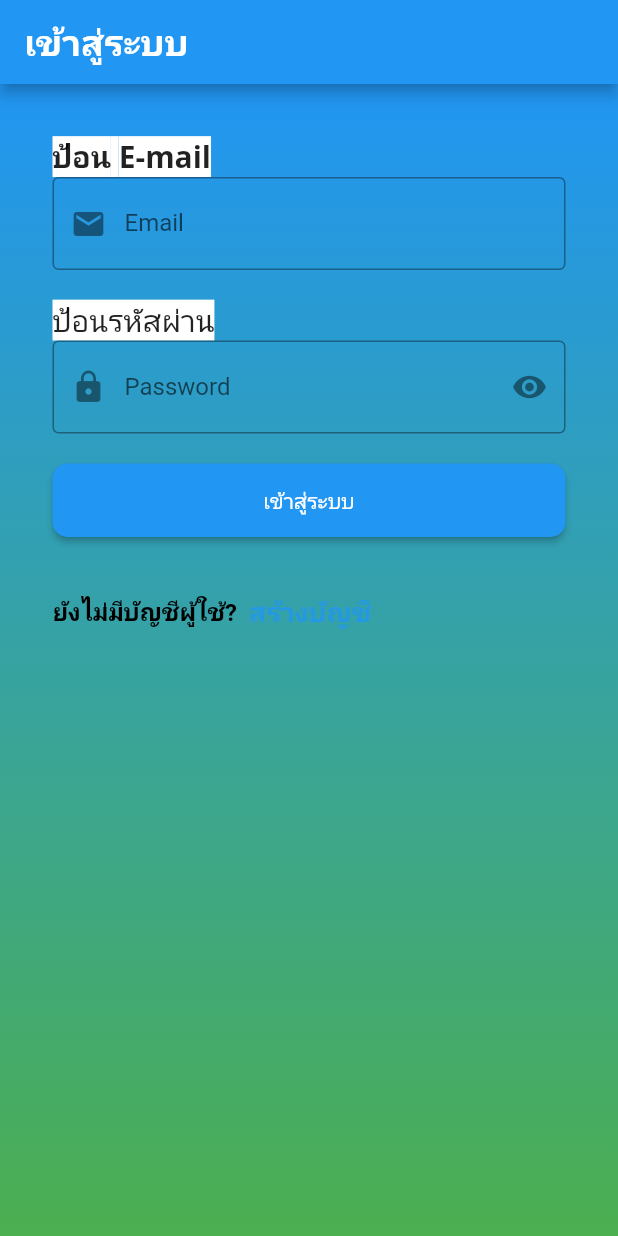
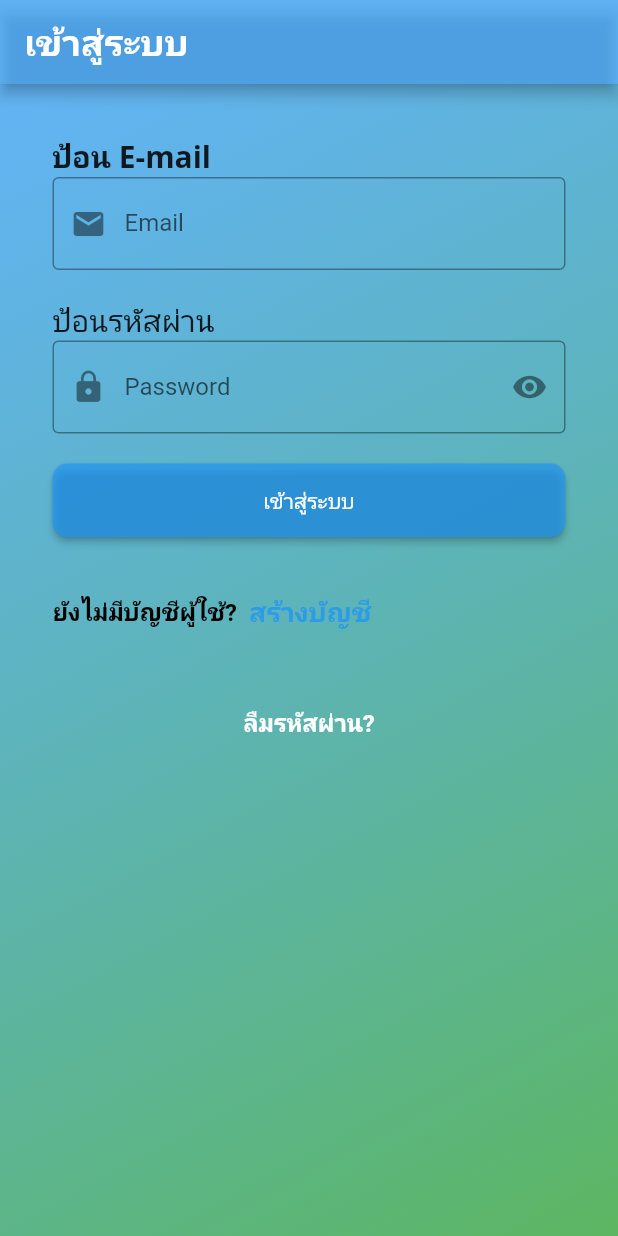
Before and after one commit to lighting0217/type21, a Flutter app: the screen it shows after launch, on a phone screen of 412 x 824 dp. Run offline on Flutter 3.47's test engine with Material 2 defaults, Android fonts, the phone set to English and light mode, and no system bars; our stand-ins replace cloud_firestore, firebase_auth, firebase_core, firebase_crashlytics, flutter_calendar_carousel, flutter_signin_button and 11 more; accounts and stored records are empty.

Commit message:
add new chart and reset password screen

```diff
--- a/lib/library/colors_schema.dart
+++ b/lib/library/colors_schema.dart
@@ -1,8 +1,8 @@
 import 'package:flutter/material.dart';
 
- ColorScheme myColorScheme = const ColorScheme(
-  primary: Colors.blue,
-  secondary: Colors.green,
+ColorScheme myColorScheme = ColorScheme(
+  primary: Colors.blue.withOpacity(0.7),
+  secondary: Colors.green.withOpacity(0.9),
   surface: Colors.white,
   background: Colors.grey,
   error: Colors.red,
@@ -13,8 +13,8 @@ import 'package:flutter/material.dart';
   onError: Colors.white,
   brightness: Brightness.light,
 );
- LinearGradient myGradient = LinearGradient(
+LinearGradient myGradient = LinearGradient(
   colors: [myColorScheme.primary, myColorScheme.secondary],
-  begin: Alignment.topCenter,
-  end: Alignment.bottomCenter,
+  begin: Alignment.topLeft,
+  end: Alignment.bottomRight,
 );
--- a/lib/main.dart
+++ b/lib/main.dart
@@ -10,12 +10,6 @@ import 'screens/reg_log_screen/register_screen.dart';
 import 'package:permission_handler/permission_handler.dart';
 import 'package:shared_preferences/shared_preferences.dart';
 import 'package:firebase_crashlytics/firebase_crashlytics.dart';
-
-/// This file contains the main function and the [MyApp] and [PermissionHandlerScreen] classes.
-/// The main function initializes Firebase and sets up Firebase Crashlytics.
-/// It also listens to changes in the user's authentication state and decides which screen to show.
-/// The [MyApp] class is a stateless widget that builds the app's UI based on the user's authentication state.
-/// The [PermissionHandlerScreen] class is a stateful widget that requests location permissions from the user.
 
 void main() async {
   WidgetsFlutterBinding.ensureInitialized();
--- a/lib/screens/reg_log_screen/login_screen.dart
+++ b/lib/screens/reg_log_screen/login_screen.dart
@@ -1,3 +1,4 @@
+import 'reset_screen.dart';
 import 'register_screen.dart';
 import '../../auth_service.dart';
 import '../main/select_screen.dart';
@@ -9,8 +10,8 @@ import 'package:firebase_core/firebase_core.dart';
 import 'package:shared_preferences/shared_preferences.dart';
 import 'package:form_field_validator/form_field_validator.dart';
 import 'package:flutter_signin_button/flutter_signin_button.dart';
+
 // ignore_for_file: use_build_context_synchronously
-
 
 final Future<FirebaseApp> _firebaseInit = Firebase.initializeApp();
 
@@ -41,15 +42,13 @@ class _LoginScreenState extends State<LoginScreen> {
             msg: "เข้าสู่ระบบสําเร็จ",
             gravity: ToastGravity.TOP,
             textColor: myColorScheme.secondary,
-            backgroundColor: myColorScheme.onError
-        );
+            backgroundColor: myColorScheme.onError);
       } else {
         Fluttertoast.showToast(
             msg: "เข้าสู่ระบบไม่สําเร็จ",
             gravity: ToastGravity.CENTER,
             textColor: myColorScheme.error,
-          backgroundColor: myColorScheme.onError
-        );
+            backgroundColor: myColorScheme.onError);
       }
     }
   }
@@ -63,7 +62,7 @@ class _LoginScreenState extends State<LoginScreen> {
           return Scaffold(
             appBar: AppBar(
               title: const Text("ข้อผิดพลาด"),
-              backgroundColor: Colors.red,
+              backgroundColor: myColorScheme.error,
             ),
             body: Center(
               child: Text("${snapshot.error}"),
@@ -90,7 +89,7 @@ class _LoginScreenState extends State<LoginScreen> {
                   gradient: myGradient,
                 ),
                 child: Padding(
-                  padding:  const EdgeInsets.all(35.0),
+                  padding: const EdgeInsets.all(35.0),
                   child: Form(
                     key: _formKey,
                     child: SingleChildScrollView(
@@ -106,6 +105,8 @@ class _LoginScreenState extends State<LoginScreen> {
                           //_buildGoogleSigninButton(),
                           //const SizedBox(height: 20,),
                           _buildDontHaveAccount(),
+                          const SizedBox(height: 20),
+                          _buildResetPasswordButton(),
                         ],
                       ),
                     ),
@@ -113,9 +114,14 @@ class _LoginScreenState extends State<LoginScreen> {
                 ),
               ));
         }
-        return const Scaffold(
-          body: Center(
+        return Scaffold(
+          body: Container(
+            decoration: BoxDecoration(
+              gradient: myGradient,
+            ),
+            child: const Center(
               child: CircularProgressIndicator(),
+            ),
           ),
         );
       },
@@ -149,7 +155,7 @@ class _LoginScreenState extends State<LoginScreen> {
                 ),
               );
             },
-            child:  Text(
+            child: Text(
               "สร้างบัญชี",
               style: TextStyle(
                 color: myColorScheme.primary.withOpacity(0.8),
@@ -169,7 +175,10 @@ class _LoginScreenState extends State<LoginScreen> {
       children: [
         Text(
           "ป้อน E-mail",
-          style: GoogleFonts.openSans(fontSize: 20,backgroundColor: myColorScheme.surface,fontWeight: FontWeight.bold),
+          style: GoogleFonts.openSans(
+              fontSize: 20,
+              //backgroundColor: myColorScheme.surface,
+              fontWeight: FontWeight.bold),
         ),
         TextFormField(
           decoration: _buildEmailInputDecoration(),
@@ -183,6 +192,7 @@ class _LoginScreenState extends State<LoginScreen> {
       ],
     );
   }
+
   InputDecoration _buildEmailInputDecoration() {
     return InputDecoration(
       fillColor: myColorScheme.onBackground,
@@ -192,13 +202,17 @@ InputDecoration _buildEmailInputDecoration() {
       prefixIcon: const Icon(Icons.email),
     );
   }
+
   Widget _buildPasswordField() {
     return Column(
       crossAxisAlignment: CrossAxisAlignment.start,
       children: [
         Text(
           "ป้อนรหัสผ่าน",
-          style: GoogleFonts.openSans(fontSize: 20,backgroundColor: myColorScheme.surface),
+          style: GoogleFonts.openSans(
+            fontSize: 20,
+            //backgroundColor: myColorScheme.surface
+          ),
         ),
         TextFormField(
           obscureText: _obscureText,
@@ -275,4 +289,28 @@ InputDecoration _buildEmailInputDecoration() {
       ),
     );
   }
+
+  Widget _buildResetPasswordButton() {
+    return SizedBox(
+      width: double.infinity,
+      child: TextButton(
+        onPressed: () {
+          Navigator.push(
+            context,
+            MaterialPageRoute(
+              builder: (context) => const ResetPasswordScreen(),
+            ),
+          );
+        },
+        child: const Text(
+          "ลืมรหัสผ่าน?",
+          style: TextStyle(
+            color: Colors.white,
+            fontSize: 16,
+            fontWeight: FontWeight.bold,
+          ),
+        ),
+      ),
+    );
   }
+}
```
Also changed, not shown: lib/screens/main/field_screen/field_info.dart (+6 -7 lines), lib/screens/main/field_screen/temp_chart_screen.dart (+82 -3 lines), lib/screens/reg_log_screen/reset_screen.dart (added, +80 -0 lines). Lines whose indentation alone changed are shown as unchanged.
